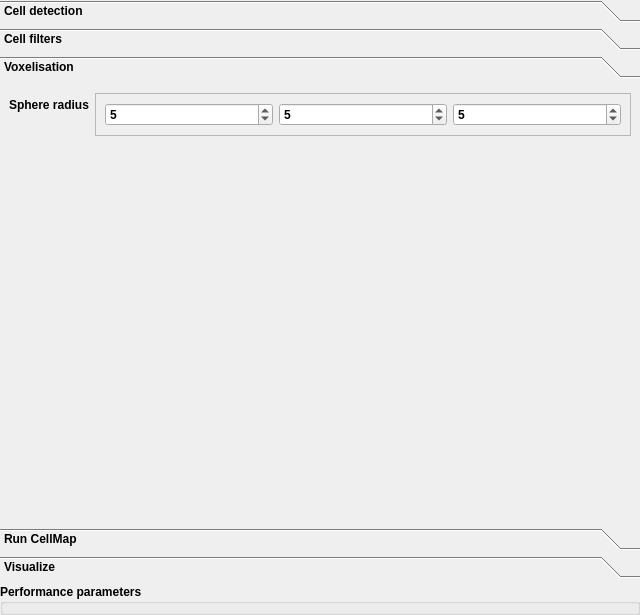
This is ClearMap/gui/creator/cell_map_params.ui in ClearAnatomics/ClearMap as Qt 5 draws it before an edit. The edited form follows.
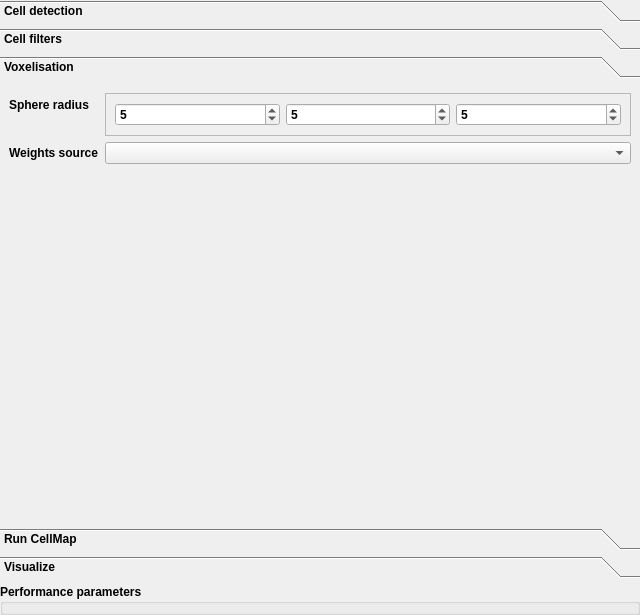
This is the edited form. The open tabs and pages were chosen to show the change. Icons and pictures are not drawn.

Commit message: IMPROVEMENT: Adds distance_from_surface_px arg to CellDetector.filter_cells

```diff
--- a/ClearMap/gui/creator/cell_map_params.ui
+++ b/ClearMap/gui/creator/cell_map_params.ui
@@ -758,6 +758,39 @@
          </layout>
         </widget>
        </item>
+       <item row="1" column="1">
+        <widget class="QComboBox" name="voxelizationWeightsComboBox">
+         <property name="sizePolicy">
+          <sizepolicy hsizetype="MinimumExpanding" vsizetype="Fixed">
+           <horstretch>0</horstretch>
+           <verstretch>0</verstretch>
+          </sizepolicy>
+         </property>
+        </widget>
+       </item>
+       <item row="1" column="0">
+        <widget class="QLabel" name="weigtsSourceLabel">
+         <property name="toolTip">
+          <string>The XYZ half width of the ellipsoid used to voxelize</string>
+         </property>
+         <property name="text">
+          <string>Weights source</string>
+         </property>
+        </widget>
+       </item>
+       <item row="2" column="1">
+        <spacer name="verticalSpacer_2">
+         <property name="orientation">
+          <enum>Qt::Vertical</enum>
+         </property>
+         <property name="sizeHint" stdset="0">
+          <size>
+           <width>20</width>
+           <height>40</height>
+          </size>
+         </property>
+        </spacer>
+       </item>
       </layout>
      </widget>
      <widget class="QWidget" name="page_7">
```
Left out of the diff: 159 changed lines with no effect on the pictures. The commit also changes 3 other files.
